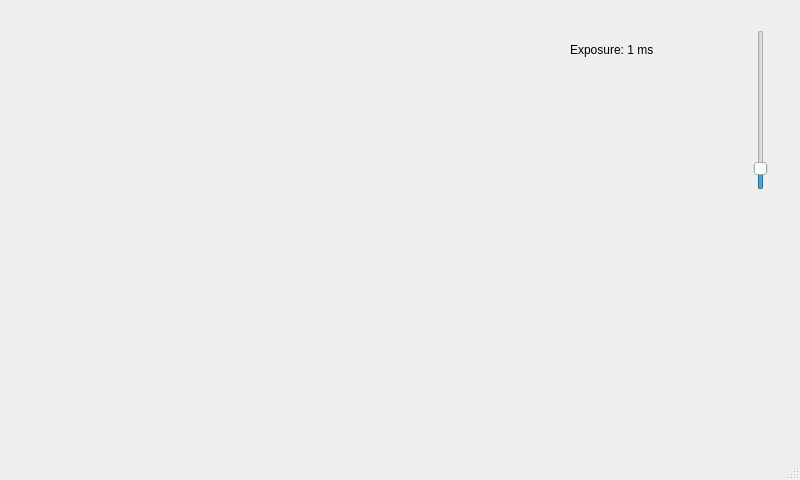
Above: ulc_mm_package/QtGUI/liveview.ui from czbiohub-sf/ulc-malaria-scope before the change. Below: the same form after it.
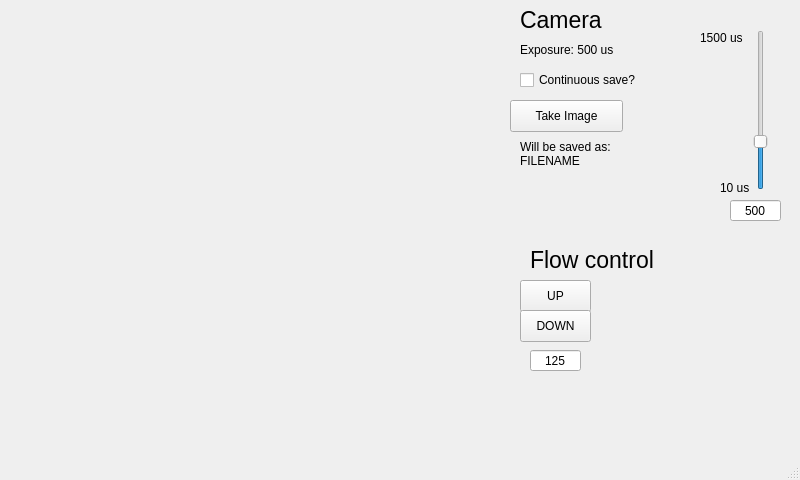
That is the form after the change.

```diff
--- a/ulc_mm_package/QtGUI/liveview.ui
+++ b/ulc_mm_package/QtGUI/liveview.ui
@@ -30,14 +30,14 @@
    <widget class="QLabel" name="lblExposure">
     <property name="geometry">
      <rect>
-      <x>570</x>
+      <x>520</x>
       <y>40</y>
       <width>141</width>
       <height>20</height>
      </rect>
     </property>
     <property name="text">
-     <string>Exposure: 1 ms</string>
+     <string>Exposure: 500 us</string>
     </property>
    </widget>
    <widget class="QSlider" name="vsExposure">
@@ -50,21 +50,195 @@
      </rect>
     </property>
     <property name="minimum">
-     <number>10</number>
+     <number>100</number>
     </property>
     <property name="maximum">
-     <number>10000</number>
+     <number>1500</number>
     </property>
     <property name="singleStep">
-     <number>100</number>
+     <number>10</number>
+    </property>
+    <property name="value">
+     <number>500</number>
     </property>
     <property name="sliderPosition">
-     <number>1000</number>
+     <number>500</number>
     </property>
     <property name="orientation">
      <enum>Qt::Vertical</enum>
     </property>
    </widget>
+   <widget class="QPushButton" name="btnSnap">
+    <property name="geometry">
+     <rect>
+      <x>510</x>
+      <y>100</y>
+      <width>113</width>
+      <height>32</height>
+     </rect>
+    </property>
+    <property name="text">
+     <string>Take Image</string>
+    </property>
+   </widget>
+   <widget class="QCheckBox" name="chkBoxRecord">
+    <property name="geometry">
+     <rect>
+      <x>520</x>
+      <y>70</y>
+      <width>131</width>
+      <height>20</height>
+     </rect>
+    </property>
+    <property name="text">
+     <string>Continuous save?</string>
+    </property>
+   </widget>
+   <widget class="QLabel" name="lblFilename">
+    <property name="geometry">
+     <rect>
+      <x>520</x>
+      <y>140</y>
+      <width>91</width>
+      <height>61</height>
+     </rect>
+    </property>
+    <property name="text">
+     <string>Will be saved as: FILENAME</string>
+    </property>
+    <property name="alignment">
+     <set>Qt::AlignLeading|Qt::AlignLeft|Qt::AlignTop</set>
+    </property>
+    <property name="wordWrap">
+     <bool>true</bool>
+    </property>
+   </widget>
+   <widget class="QPushButton" name="btnFlowUp">
+    <property name="geometry">
+     <rect>
+      <x>520</x>
+      <y>280</y>
+      <width>71</width>
+      <height>32</height>
+     </rect>
+    </property>
+    <property name="text">
+     <string>UP</string>
+    </property>
+   </widget>
+   <widget class="QLabel" name="lblCameraTitle">
+    <property name="geometry">
+     <rect>
+      <x>520</x>
+      <y>10</y>
+      <width>181</width>
+      <height>20</height>
+     </rect>
+    </property>
+    <property name="font">
+     <font>
+      <pointsize>17</pointsize>
+     </font>
+    </property>
+    <property name="text">
+     <string>Camera</string>
+    </property>
+   </widget>
+   <widget class="QLabel" name="lblFlowTitle">
+    <property name="geometry">
+     <rect>
+      <x>530</x>
+      <y>250</y>
+      <width>181</width>
+      <height>20</height>
+     </rect>
+    </property>
+    <property name="font">
+     <font>
+      <pointsize>17</pointsize>
+     </font>
+    </property>
+    <property name="text">
+     <string>Flow control</string>
+    </property>
+   </widget>
+   <widget class="QPushButton" name="btnFlowDown">
+    <property name="geometry">
+     <rect>
+      <x>520</x>
+      <y>310</y>
+      <width>71</width>
+      <height>32</height>
+     </rect>
+    </property>
+    <property name="text">
+     <string>DOWN</string>
+    </property>
+   </widget>
+   <widget class="QLineEdit" name="txtBoxExposure">
+    <property name="geometry">
+     <rect>
+      <x>730</x>
+      <y>200</y>
+      <width>51</width>
+      <height>21</height>
+     </rect>
+    </property>
+    <property name="text">
+     <string>500</string>
+    </property>
+    <property name="maxLength">
+     <number>4</number>
+    </property>
+    <property name="alignment">
+     <set>Qt::AlignCenter</set>
+    </property>
+   </widget>
+   <widget class="QLabel" name="lblMinExposure">
+    <property name="geometry">
+     <rect>
+      <x>720</x>
+      <y>180</y>
+      <width>31</width>
+      <height>16</height>
+     </rect>
+    </property>
+    <property name="text">
+     <string>10 us</string>
+    </property>
+   </widget>
+   <widget class="QLabel" name="lblMaxExposure">
+    <property name="geometry">
+     <rect>
+      <x>700</x>
+      <y>30</y>
+      <width>51</width>
+      <height>16</height>
+     </rect>
+    </property>
+    <property name="text">
+     <string>1500 us</string>
+    </property>
+   </widget>
+   <widget class="QLineEdit" name="txtBoxFlow">
+    <property name="geometry">
+     <rect>
+      <x>530</x>
+      <y>350</y>
+      <width>51</width>
+      <height>21</height>
+     </rect>
+    </property>
+    <property name="text">
+     <string>125</string>
+    </property>
+    <property name="maxLength">
+     <number>3</number>
+    </property>
+    <property name="alignment">
+     <set>Qt::AlignCenter</set>
+    </property>
+   </widget>
   </widget>
   <widget class="QStatusBar" name="statusbar"/>
  </widget>
```
